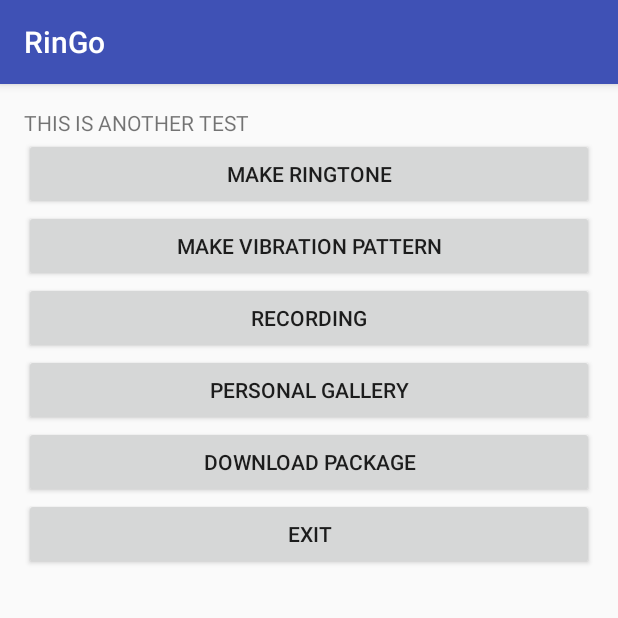
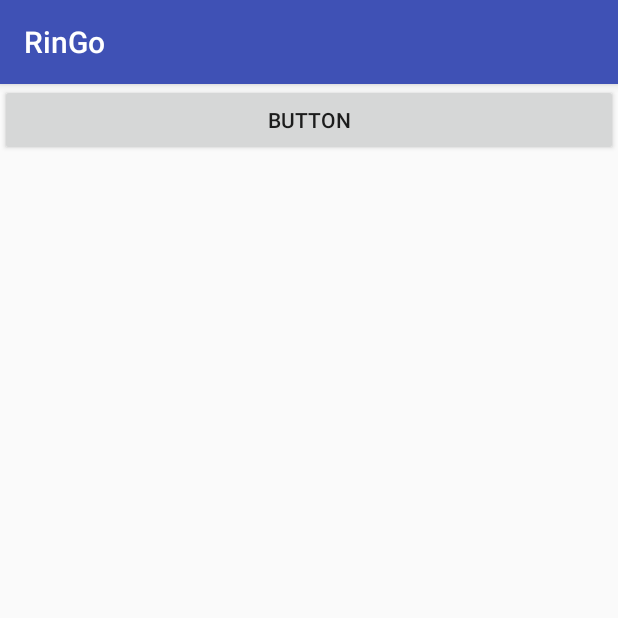
Before and after one commit to Jereakom/Project-Studies-3, an Android app: the screen it shows after launch (MainActivity before the commit, VibrationActivity after it), after a tap on "MAKE VIBRATION PATTERN", on a phone screen of 412 x 824 dp, the top half of it. Run offline under Robolectric (Android 15) with nearby library versions, the phone set to English and light mode, and no system bars; 1 other tap on this screen came first.

Commit message:
added custom Vibration Activity and java file

```diff
--- a/app/src/main/java/group1/oamk/ringo/MainActivity.java
+++ b/app/src/main/java/group1/oamk/ringo/MainActivity.java
@@ -35,5 +35,9 @@ public class MainActivity extends AppCompatActivity {
         startActivity(new Intent(MainActivity.this, getRingtones.class));
 
     }
+    public void go_to_vibration(View view) {
+        startActivity(new Intent(MainActivity.this, VibrationActivity.class));
+
+    }
 
 }
--- /dev/null
+++ b/app/src/main/java/group1/oamk/ringo/VibrationActivity.java
@@ -0,0 +1,50 @@
+package group1.oamk.ringo;
+
+
+import android.content.Context;
+import android.content.Intent;
+import android.os.Vibrator;
+import android.support.v7.app.AppCompatActivity;
+import android.os.Bundle;
+import android.view.MotionEvent;
+import android.view.View;
+import android.widget.Button;
+import android.widget.TextView;
+
+public  class VibrationActivity extends AppCompatActivity {
+    Button btn;
+    TextView txt;
+
+    @Override
+    protected void onCreate(Bundle savedInstanceState) {
+        super.onCreate(savedInstanceState);
+        setContentView(R.layout.create_vibration_layout);
+
+        btn = (Button) findViewById(R.id.vibrate_button);
+
+        final Vibrator vibrator;
+
+        vibrator = (Vibrator) getSystemService(MainActivity.VIBRATOR_SERVICE);
+
+        btn.setOnTouchListener(new View.OnTouchListener() {
+
+            @Override
+            public boolean onTouch(View v, MotionEvent event) {
+                int action = event.getAction();
+
+                if (action == MotionEvent.ACTION_DOWN) {
+                    vibrator.vibrate(60000);
+
+                } else if (action == MotionEvent.ACTION_UP) {
+                    vibrator.cancel();
+
+                }
+
+                return true;
+            }
+
+
+        });
+
+    }
+}
--- a/app/src/main/res/layout/activity_main.xml
+++ b/app/src/main/res/layout/activity_main.xml
@@ -32,7 +32,7 @@
         android:layout_alignParentStart="true"
         android:layout_alignParentRight="true"
         android:layout_alignParentEnd="true"
-        android:onClick="testThis" />
+        android:onClick="go_to_vibration" />
 
     <Button
         android:text="Recording"
--- /dev/null
+++ b/app/src/main/res/layout/create_vibration_layout.xml
@@ -0,0 +1,11 @@
+<?xml version="1.0" encoding="utf-8"?>
+<LinearLayout xmlns:android="http://schemas.android.com/apk/res/android"
+    android:orientation="vertical" android:layout_width="match_parent"
+    android:layout_height="match_parent">
+
+    <Button
+        android:text="Button"
+        android:layout_width="match_parent"
+        android:layout_height="wrap_content"
+        android:id="@+id/vibrate_button" />
+</LinearLayout>
```
Also changed, not shown: app/src/main/AndroidManifest.xml (+7 -0 lines).
